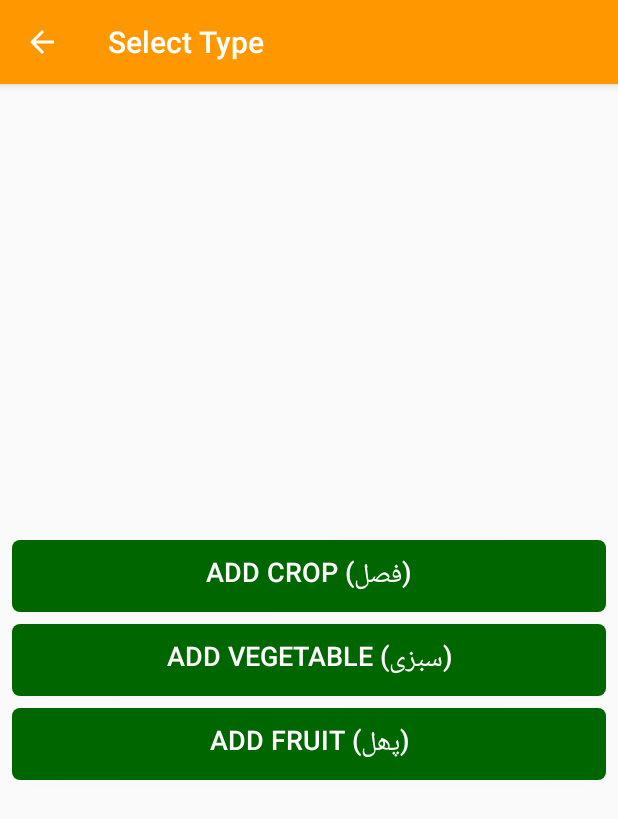
After one commit to The-Sparkers/Agri-Project, an Android app: the SelectAdType screen opened directly, with no data from a screen before it, on a phone screen of 412 x 824 dp. The commit adds this screen. Shown: the top 819 px of the screen. Run offline under Robolectric (Android 15) with nearby library versions, the phone set to English and light mode, and no system bars.

Commit message:
created select ad type activity

```diff
--- a/MobileApp/app/src/main/AndroidManifest.xml
+++ b/MobileApp/app/src/main/AndroidManifest.xml
@@ -9,7 +9,8 @@
         android:roundIcon="@mipmap/ic_launcher_round"
         android:supportsRtl="true"
         android:theme="@style/AppTheme">
-        <activity android:name=".ChooseBuySell"></activity>
+        <activity android:name=".SelectAdType"></activity>
+        <activity android:name=".ChooseBuySell" />
         <activity android:name=".AdDetail" />
         <activity
             android:name=".MainActivity"
--- /dev/null
+++ b/MobileApp/app/src/main/java/com/sparkerz/pakfarmers/SelectAdType.java
@@ -0,0 +1,31 @@
+package com.sparkerz.pakfarmers;
+
+import android.os.Bundle;
+
+import androidx.appcompat.app.ActionBar;
+import androidx.appcompat.app.AppCompatActivity;
+
+public class SelectAdType extends AppCompatActivity {
+
+    @Override
+    protected void onCreate(Bundle savedInstanceState) {
+        super.onCreate(savedInstanceState);
+        setContentView(R.layout.activity_select_ad_type);
+        initToolbar();
+    }
+    private void initToolbar(){
+        ActionBar toolbar=  getSupportActionBar();
+        if (toolbar != null) {
+            toolbar.setTitle(R.string.text_select_type);
+            toolbar.setDisplayHomeAsUpEnabled(true);
+        }
+    }
+
+
+
+    @Override
+    public boolean onSupportNavigateUp() {
+        finish();
+        return true;
+    }
+}
--- a/MobileApp/app/src/main/java/com/sparkerz/pakfarmers/dialogs/RegisterDialog.java
+++ b/MobileApp/app/src/main/java/com/sparkerz/pakfarmers/dialogs/RegisterDialog.java
@@ -2,6 +2,7 @@ package com.sparkerz.pakfarmers.dialogs;
 
 import android.app.Dialog;
 import android.content.Context;
+import android.content.Intent;
 import android.view.View;
 import android.view.ViewGroup;
 import android.view.Window;
@@ -10,6 +11,7 @@ import android.widget.EditText;
 import android.widget.Spinner;
 
 import com.sparkerz.pakfarmers.R;
+import com.sparkerz.pakfarmers.SelectAdType;
 
 import androidx.annotation.NonNull;
 
@@ -34,7 +36,8 @@ public class RegisterDialog extends Dialog implements View.OnClickListener {
         btnRegister.setOnClickListener(new View.OnClickListener() {
             @Override
             public void onClick(View view) {
-
+                getContext().startActivity(new Intent(getContext(), SelectAdType.class));
+                dismiss();
             }
         });
         btnCancel=findViewById(R.id.btnCancel);
--- /dev/null
+++ b/MobileApp/app/src/main/res/layout/activity_select_ad_type.xml
@@ -0,0 +1,50 @@
+<?xml version="1.0" encoding="utf-8"?>
+<androidx.constraintlayout.widget.ConstraintLayout xmlns:android="http://schemas.android.com/apk/res/android"
+    xmlns:app="http://schemas.android.com/apk/res-auto"
+    xmlns:tools="http://schemas.android.com/tools"
+    android:layout_width="match_parent"
+    android:layout_height="match_parent"
+    tools:context=".SelectAdType">
+
+    <Button
+        android:id="@+id/btnSelectCrop"
+        android:layout_width="0dp"
+        android:layout_height="wrap_content"
+        android:layout_marginStart="8dp"
+        android:layout_marginEnd="8dp"
+        android:background="@drawable/bg_btn_select_buyer"
+        android:text="@string/text_add_vegetable"
+        android:textColor="@color/colorTextNegative"
+        android:textSize="18sp"
+        app:layout_constraintBottom_toBottomOf="parent"
+        app:layout_constraintEnd_toEndOf="parent"
+        app:layout_constraintStart_toStartOf="parent"
+        app:layout_constraintTop_toTopOf="parent" />
+
+    <Button
+        android:id="@+id/btnCrops"
+        android:layout_width="0dp"
+        android:layout_height="wrap_content"
+        android:layout_marginBottom="8dp"
+        android:background="@drawable/bg_btn_select_buyer"
+        android:text="@string/text_add_crop"
+        android:textColor="@color/colorTextNegative"
+        android:textSize="18sp"
+        app:layout_constraintBottom_toTopOf="@+id/btnSelectCrop"
+        app:layout_constraintEnd_toEndOf="@+id/btnSelectCrop"
+        app:layout_constraintStart_toStartOf="@+id/btnSelectCrop" />
+
+    <Button
+        android:id="@+id/btnFruit"
+        android:layout_width="0dp"
+        android:layout_height="wrap_content"
+        android:layout_marginTop="8dp"
+        android:background="@drawable/bg_btn_select_buyer"
+        android:text="@string/text_add_fruit"
+        android:textColor="@color/colorTextNegative"
+        android:textSize="18sp"
+        app:layout_constraintEnd_toEndOf="@+id/btnSelectCrop"
+        app:layout_constraintStart_toStartOf="@+id/btnSelectCrop"
+        app:layout_constraintTop_toBottomOf="@+id/btnSelectCrop" />
+
+</androidx.constraintlayout.widget.ConstraintLayout>
--- a/MobileApp/app/src/main/res/values/colors.xml
+++ b/MobileApp/app/src/main/res/values/colors.xml
@@ -1,7 +1,7 @@
 <?xml version="1.0" encoding="utf-8"?>
 <resources>
     <color name="colorPrimary">#FF9800</color>
-    <color name="colorPrimaryDark">#cc7a00</color>
+    <color name="colorPrimaryDark">#CC7A00</color>
     <color name="colorPrimaryLight">#ffad33</color>
     <color name="colorSecondary">#006600</color>
     <color name="colorSecondaryDark">#003300</color>
--- a/MobileApp/app/src/main/res/values/strings.xml
+++ b/MobileApp/app/src/main/res/values/strings.xml
@@ -29,4 +29,9 @@
     <string name="text_enter_your_address">Enter your address (پتہ)</string>
     <string name="text_enter_your_phone_number">Enter your phone number (فون)</string>
     <string name="text_register">Register</string>
+    <string name="text_add_advertisement_activity">New Advertisement (نیا اشتہار)</string>
+    <string name="text_select_type">Select Type</string>
+    <string name="text_add_vegetable">Add Vegetable (سبزی)</string>
+    <string name="text_add_crop">Add Crop (فصل)</string>
+    <string name="text_add_fruit">Add Fruit (پھل)</string>
 </resources>
```
Also changed, not shown: 1 other file.
